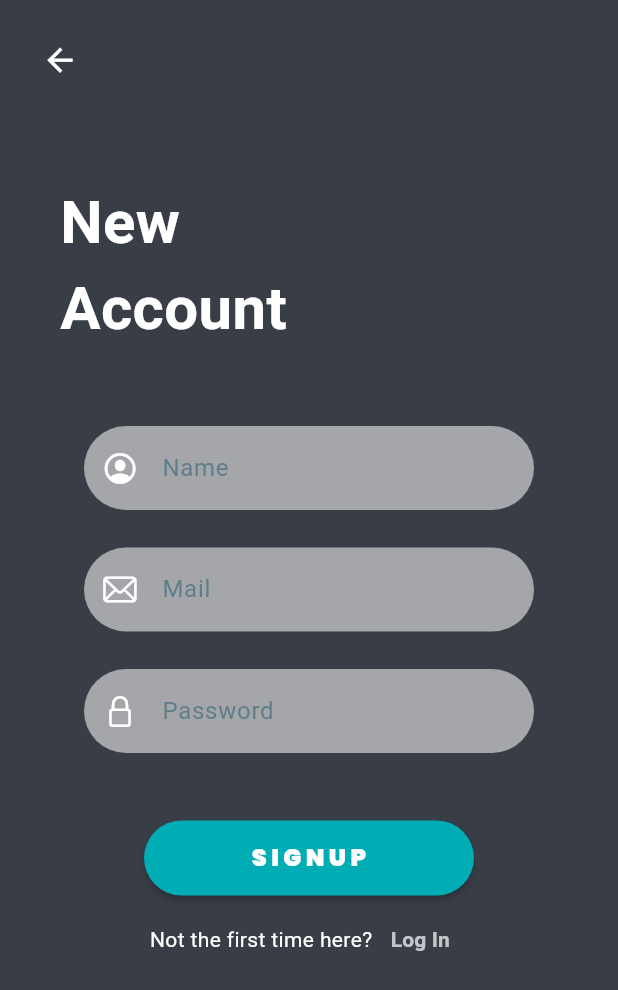
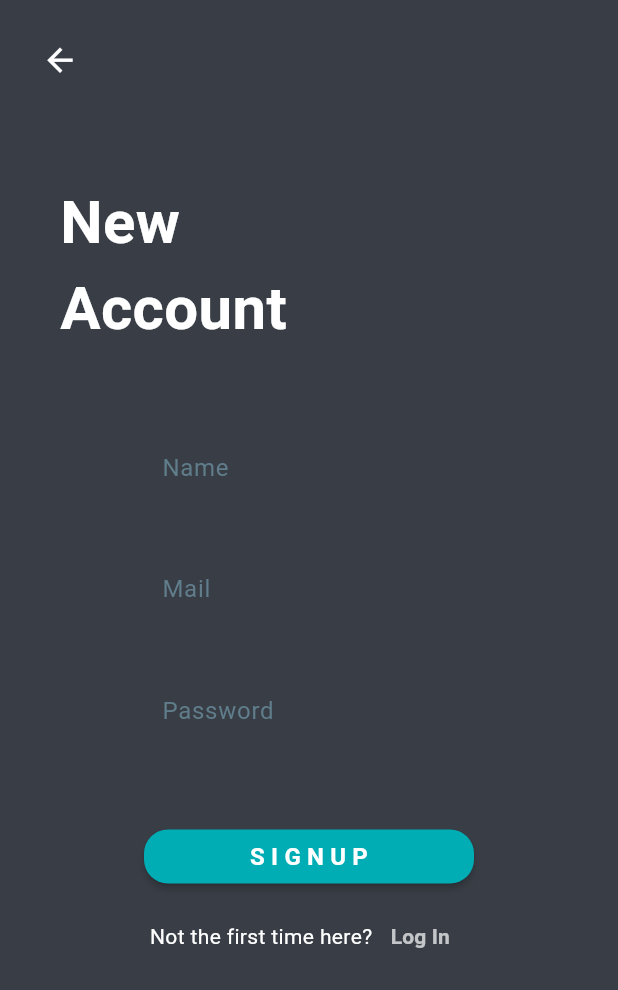
Before and after one commit to Harsh8833/MedRecords, a Flutter app: the SignupPage screen opened by its route, on a phone screen of 412 x 824 dp. Shown: the top 990 px of the screen. Run offline on Flutter 3.47's test engine with Material 2 defaults, Android fonts, the phone set to English and light mode, and no system bars; our stand-ins replace cloud_firestore, firebase_auth, firebase_core, google_fonts, shared_preferences; accounts and stored records are empty.

Commit message:
ui update

```diff
--- a/lib/authentication/login_page.dart
+++ b/lib/authentication/login_page.dart
@@ -8,6 +8,7 @@ import 'package:medrecords/view/components/widgets.dart';
 import 'package:medrecords/view/homepage.dart';
 
 import '../database/database_services.dart';
+import '../view/components/widgets/app_button.dart';
 
 class LoginPage extends StatefulWidget {
   const LoginPage({super.key});
@@ -88,7 +89,7 @@ class _LoginPageState extends State<LoginPage> {
             ),
             SizedBox(
                 width: 300,
-                child: loginsignupfields(
+                child: inputFeild(
                     hinttxt: "Mail",
                     icon: CupertinoIcons.mail,
                     fieldcontroller: _emailController,
@@ -102,7 +103,7 @@ class _LoginPageState extends State<LoginPage> {
             ),
             SizedBox(
                 width: 300,
-                child: loginsignupfields(
+                child: inputFeild(
                     hinttxt: "Password",
                     icon: CupertinoIcons.lock,
                     fieldcontroller: _passwordController,
--- a/lib/authentication/signup_page.dart
+++ b/lib/authentication/signup_page.dart
@@ -7,6 +7,8 @@ import 'package:medrecords/authentication/authservices.dart';
 import 'package:medrecords/authentication/login_page.dart';
 import 'package:medrecords/view/components/widgets.dart';
 import 'package:medrecords/view/homepage.dart';
+
+import '../view/components/widgets/app_button.dart';
 
 class SignupPage extends StatefulWidget {
   const SignupPage({super.key});
@@ -88,7 +90,7 @@ class _SignupPageState extends State<SignupPage> {
             ),
             SizedBox(
                 width: 300,
-                child: loginsignupfields(
+                child: inputFeild(
                     hinttxt: "Name",
                     icon: CupertinoIcons.profile_circled,
                     fieldcontroller: _nameController,
@@ -102,7 +104,7 @@ class _SignupPageState extends State<SignupPage> {
             ),
             SizedBox(
                 width: 300,
-                child: loginsignupfields(
+                child: inputFeild(
                     hinttxt: "Mail",
                     icon: CupertinoIcons.mail,
                     fieldcontroller: _emailController,
@@ -116,7 +118,7 @@ class _SignupPageState extends State<SignupPage> {
             ),
             SizedBox(
                 width: 300,
-                child: loginsignupfields(
+                child: inputFeild(
                     hinttxt: "Password",
                     icon: CupertinoIcons.lock,
                     fieldcontroller: _passwordController,
--- a/lib/main.dart
+++ b/lib/main.dart
@@ -33,14 +33,14 @@ class _MyAppState extends State<MyApp> {
       title: 'Flutter Demo',
       debugShowCheckedModeBanner: false,
       theme: AppTheme.lightTheme,
-      initialRoute: WelcomePage.route,
+      initialRoute: Homepage.route,
       routes: {
         Homepage.route: (context) => const Homepage(),
         WelcomePage.route: ((context) => const WelcomePage()),
         LoginPage.route: (context) => const LoginPage(),
         SignupPage.route: (context) => const SignupPage(),
         MedicalHistoryPage.route: (context) => const MedicalHistoryPage(),
-        MedicalVisitPage.route: ((context) => const MedicalVisitPage()),
+        MedicalVisitPage.route: ((context) => MedicalVisitPage()),
         AllergiesPage.route: (context) => const AllergiesPage(),
         VaccinationPage.route: ((context) => const VaccinationPage())
       },
--- a/lib/view/components/widgets.dart
+++ b/lib/view/components/widgets.dart
@@ -1,30 +1,6 @@
 import 'package:flutter/material.dart';
 import 'package:google_fonts/google_fonts.dart';
-
-class AppButton extends StatelessWidget {
-  String txt;
-  final onTap;
-  AppButton({super.key, required this.txt, required this.onTap});
-
-  @override
-  Widget build(BuildContext context) {
-    return MaterialButton(
-      onPressed: onTap,
-      color: Theme.of(context).primaryColor,
-      height: 50,
-      shape: RoundedRectangleBorder(borderRadius: BorderRadius.circular(25)),
-      child: Text(
-        txt,
-        textAlign: TextAlign.center,
-        style: TextStyle(
-            fontSize: 16,
-            color: Colors.white,
-            fontWeight: FontWeight.w900,
-            fontFamily: GoogleFonts.poppins().fontFamily),
-      ),
-    );
-  }
-}
+import 'package:medrecords/config/const.dart';
 
 void showSnackBar(context, color, message) {
   ScaffoldMessenger.of(context).showSnackBar(SnackBar(
@@ -42,21 +18,21 @@ void showSnackBar(context, color, message) {
   ));
 }
 
-TextFormField loginsignupfields({hinttxt, icon, onChanged, fieldcontroller}) {
+TextFormField inputFeild({hinttxt, icon, onChanged, fieldcontroller}) {
   return TextFormField(
     onChanged: onChanged,
     controller: fieldcontroller,
     decoration: InputDecoration(
         prefixIcon: Icon(
           icon,
-          color: Colors.white,
+          color: AppColor.darkGray,
         ),
         hintText: hinttxt,
         hintStyle: const TextStyle(color: Colors.blueGrey),
         border: OutlineInputBorder(
             borderRadius: BorderRadius.circular(35),
             borderSide: BorderSide.none),
-        filled: true,
+        filled: false,
         fillColor: Colors.white54),
   );
 }
--- /dev/null
+++ b/lib/view/components/widgets/app_button.dart
@@ -0,0 +1,26 @@
+import 'package:flutter/material.dart';
+
+class AppButton extends StatelessWidget {
+  final String txt;
+  final Function() onTap;
+  const AppButton({super.key, required this.txt, required this.onTap});
+
+  @override
+  Widget build(BuildContext context) {
+    return MaterialButton(
+      onPressed: onTap,
+      color: Theme.of(context).primaryColor,
+      // height: 50,
+      shape: RoundedRectangleBorder(borderRadius: BorderRadius.circular(16)),
+      child: Text(
+        txt,
+        textAlign: TextAlign.center,
+        style: const TextStyle(
+          fontSize: 16,
+          color: Colors.white,
+          fontWeight: FontWeight.w600,
+        ),
+      ),
+    );
+  }
+}
```
Also changed, not shown: lib/authentication/authservices.dart (+16 -18 lines), lib/authentication/welcome_page.dart (+8 -5 lines), lib/database/database_services.dart (+7 -0 lines), lib/view/components/widgets/cards.dart (added, +71 -0 lines), lib/view/medical_history.dart (+14 -3 lines), lib/view/medical_visit.dart (+78 -3 lines).
